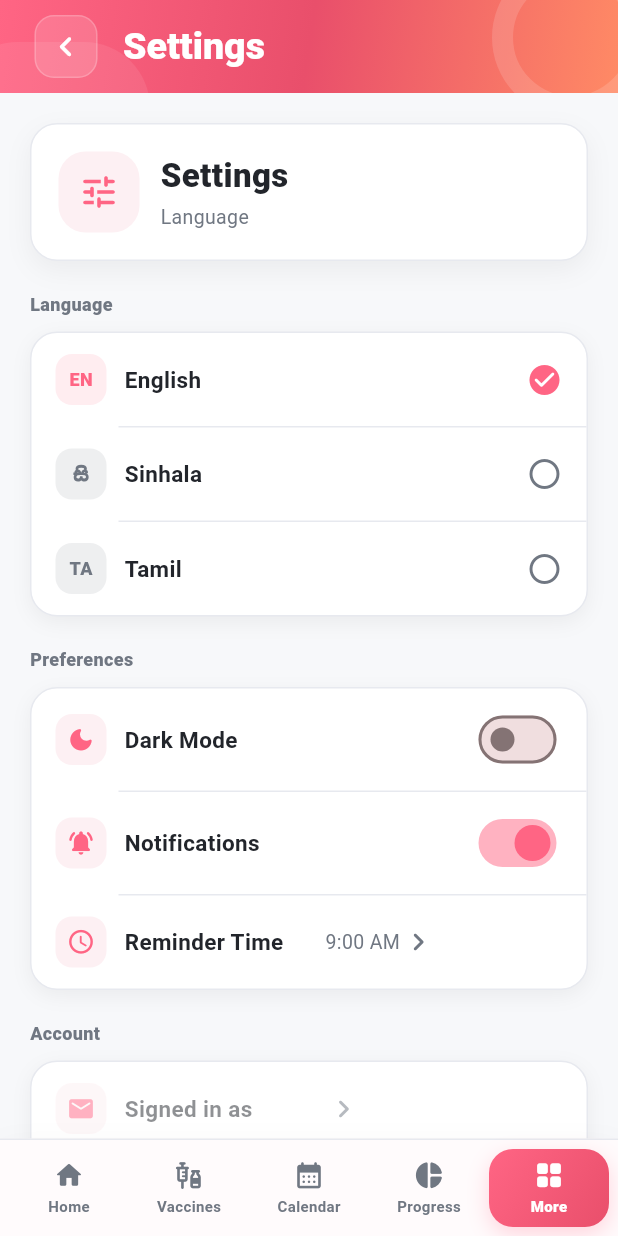
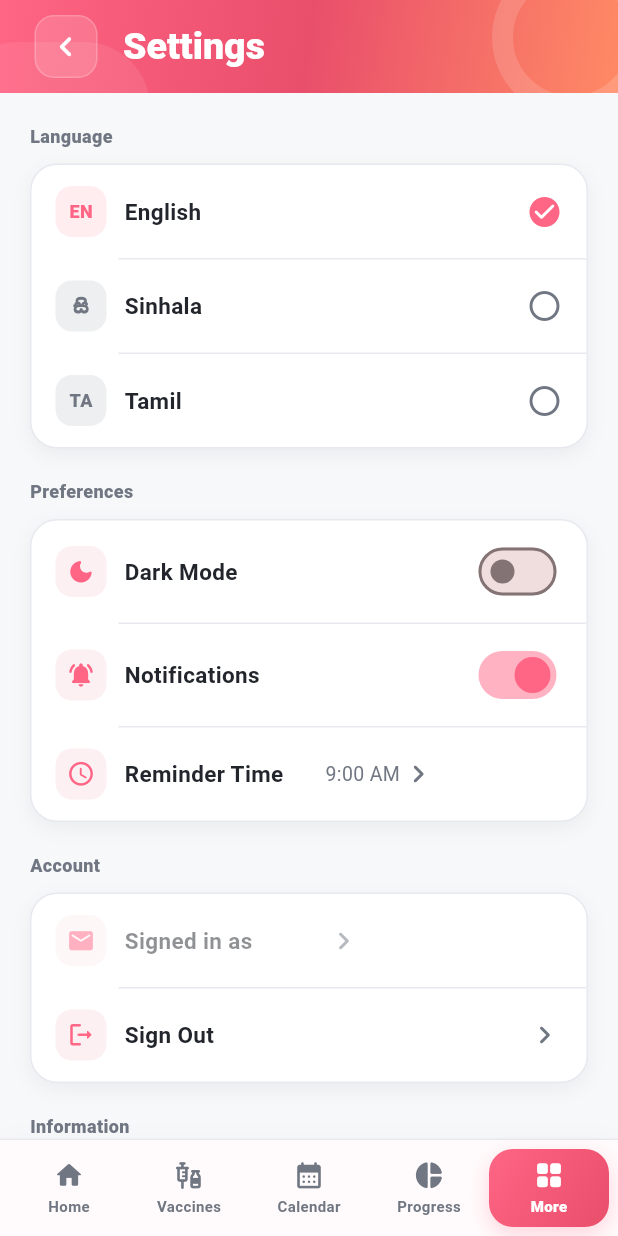
Before and after one commit to RensithUdara/Baby-Bloom-Mobile-Application, a Flutter app: the SettingsScreen screen opened directly, on a phone screen of 412 x 824 dp. Run offline on Flutter 3.47's test engine with Material 3 defaults, Android fonts, the phone set to English and light mode, and no system bars; our stand-ins replace cloud_firestore, firebase_analytics, firebase_auth, firebase_core, firebase_messaging, flutter_local_notifications and 4 more; accounts and stored records are empty; generated files the repository leaves out were written again; statements that could not run were skipped.

Commit message:
feat: Remove unused _settingsHero widget from SettingsScreen for cleaner code

```diff
--- a/lib/screens/settings_screen.dart
+++ b/lib/screens/settings_screen.dart
@@ -134,8 +134,6 @@ class _SettingsScreenState extends State<SettingsScreen> {
             : ListView(
                 padding: const EdgeInsets.all(20),
                 children: [
-                  _settingsHero(l10n),
-                  const SizedBox(height: 20),
                   _sectionTitle(l10n.language),
                   const SizedBox(height: 10),
                   _settingsGroup([
@@ -220,55 +218,6 @@ class _SettingsScreenState extends State<SettingsScreen> {
               ),
       ),
       bottomNavigationBar: const AppBottomNav(currentIndex: 4),
-    );
-  }
-
-  Widget _settingsHero(AppLocalizations l10n) {
-    return Container(
-      padding: const EdgeInsets.all(18),
-      decoration: BoxDecoration(
-        color: AppColors.cardBackground,
-        borderRadius: BorderRadius.circular(18),
-        border: Border.all(color: AppColors.divider),
-        boxShadow: [
-          BoxShadow(
-            color: AppColors.shadow,
-            blurRadius: 14,
-            offset: const Offset(0, 6),
-          ),
-        ],
-      ),
-      child: Row(
-        children: [
-          Container(
-            width: 54,
-            height: 54,
-            decoration: BoxDecoration(
-              color: AppColors.softSurface,
-              borderRadius: BorderRadius.circular(18),
-            ),
-            child: Icon(Icons.tune_rounded, color: AppColors.primary, size: 28),
-          ),
-          const SizedBox(width: 14),
-          Expanded(
-            child: Column(
-              crossAxisAlignment: CrossAxisAlignment.start,
-              children: [
-                Text(
-                  l10n.settings,
-                  style: TextStyle(
-                    color: AppColors.textPrimary,
-                    fontSize: 22,
-                    fontWeight: FontWeight.w900,
-                  ),
-                ),
-                const SizedBox(height: 3),
-                Text(l10n.language, style: AppTextStyles.subtitle),
-              ],
-            ),
-          ),
-        ],
-      ),
     );
   }
 
```
